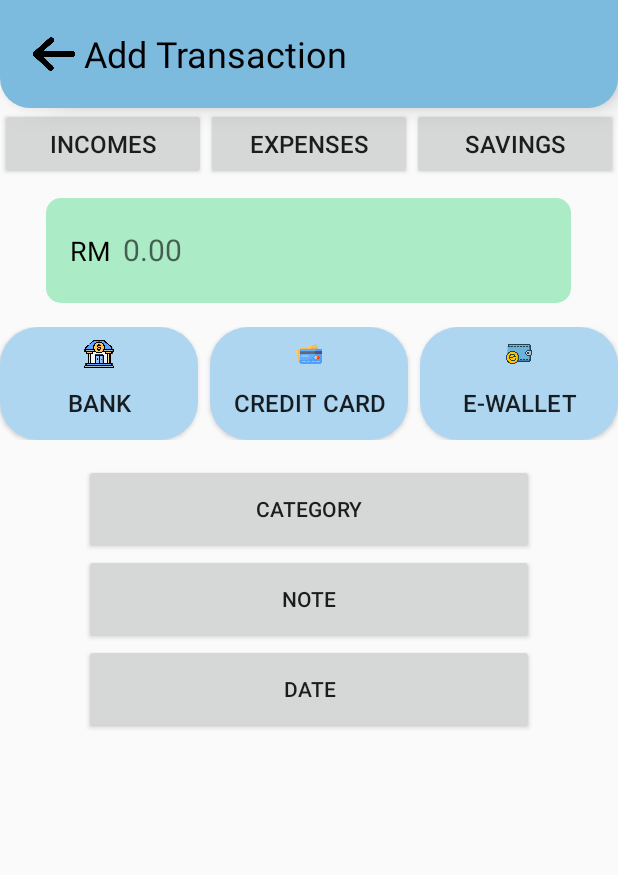
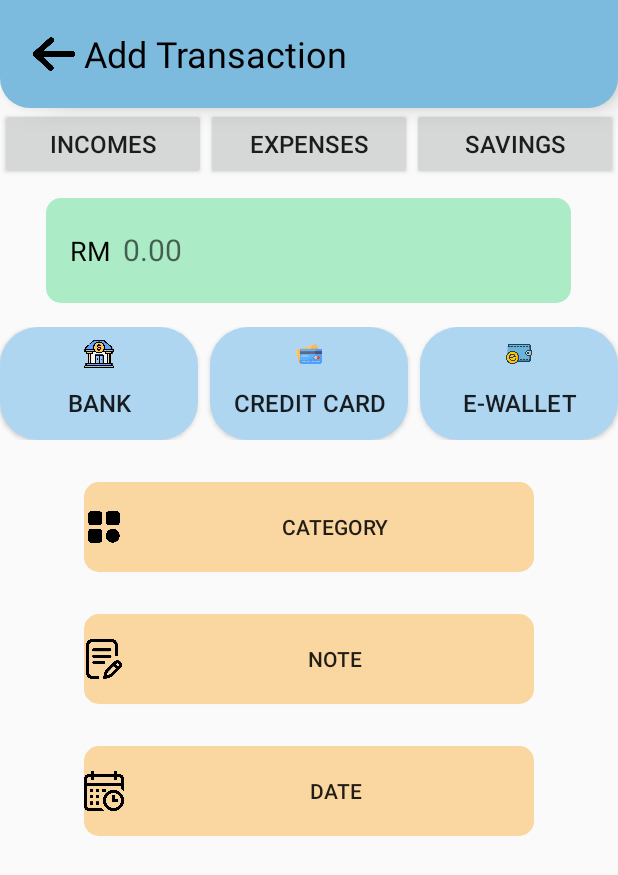
Before and after one commit to YungJKong/Finance_Budgeting_App, an Android app: the AddTransaction screen opened directly, with no data from a screen before it, on a phone screen of 412 x 824 dp. Shown: the top 875 px of the screen. Run offline under Robolectric (Android 15) with nearby library versions, the phone set to English and light mode, and no system bars.

Commit message:
add credit card page, some ui design

```diff
--- a/app/src/main/AndroidManifest.xml
+++ b/app/src/main/AndroidManifest.xml
@@ -9,6 +9,10 @@
         android:roundIcon="@mipmap/ic_launcher_round"
         android:supportsRtl="true"
         android:theme="@style/Theme.FinanceBudgetingApp" >
+
+        <activity
+            android:name=".CreditCard"
+            android:exported="false" />
         <activity
             android:name=".AddTransaction"
             android:exported="false" />
--- a/app/src/main/java/com/example/financebudgetingapp/AddTransaction.java
+++ b/app/src/main/java/com/example/financebudgetingapp/AddTransaction.java
@@ -25,10 +25,9 @@ import java.util.Calendar;
 public class AddTransaction extends AppCompatActivity {
     private Button addButton;
     private String enteredText = "Note";
-    private Button categoryButton;
+    private Button categoryButton, noteButton, dateButton;
     private Button btnIncomes, btnExpenses, btnSavings;
     private Button btnBank, btnCredit, btnEwallet;
-    private Button dateButton;
     private Calendar calendar;
     private ImageView btnBack;
     @Override
@@ -43,25 +42,39 @@ public class AddTransaction extends AppCompatActivity {
         btnCredit = findViewById(R.id.btnCredit);
         btnEwallet = findViewById(R.id.btnEwallet);
         btnBack = findViewById(R.id.btnBack);
+        categoryButton = findViewById(R.id.categoryButton);
+        noteButton = findViewById(R.id.noteButton);
+        dateButton = findViewById(R.id.dateButton);
 
         // Load the original drawable
         Drawable originalDrawable = getResources().getDrawable(R.drawable.bank);
         Drawable originalDrawable1 = getResources().getDrawable(R.drawable.credit_card);
         Drawable originalDrawable2 = getResources().getDrawable(R.drawable.wallet);
+        Drawable originalDrawable3 = getResources().getDrawable(R.drawable.calendar);
+        Drawable originalDrawable4 = getResources().getDrawable(R.drawable.categories);
+        Drawable originalDrawable5 = getResources().getDrawable(R.drawable.note);
 
     // Calculate the desired width and height for the resized drawable
         int desiredWidth = 30;  // Set your desired width in pixels
         int desiredHeight = 30; // Set your desired height in pixels
+        int desiredWidth1 = 40;
+        int desiredHeight1 = 40;
 
     // Resize the drawable
         Drawable resizedDrawable = resizeDrawable(originalDrawable, desiredWidth, desiredHeight);
         Drawable resizedDrawable1 = resizeDrawable(originalDrawable1, desiredWidth, desiredHeight);
         Drawable resizedDrawable2 = resizeDrawable(originalDrawable2, desiredWidth, desiredHeight);
+        Drawable resizedDrawable3 = resizeDrawable(originalDrawable3, desiredWidth1, desiredHeight1);
+        Drawable resizedDrawable4 = resizeDrawable(originalDrawable4, desiredWidth1, desiredHeight1);
+        Drawable resizedDrawable5 = resizeDrawable(originalDrawable5, desiredWidth1, desiredHeight1);
 
     // Set the resized drawable as the top drawable for the Button
         btnBank.setCompoundDrawablesWithIntrinsicBounds(null, resizedDrawable, null, null);
         btnCredit.setCompoundDrawablesWithIntrinsicBounds(null, resizedDrawable1, null, null);
         btnEwallet.setCompoundDrawablesWithIntrinsicBounds(null, resizedDrawable2, null, null);
+        categoryButton.setCompoundDrawablesWithIntrinsicBounds(resizedDrawable4, null, null, null);
+        dateButton.setCompoundDrawablesWithIntrinsicBounds(resizedDrawable3, null, null, null);
+        noteButton.setCompoundDrawablesWithIntrinsicBounds(resizedDrawable5, null, null, null);
 
         btnBack.setOnClickListener(new View.OnClickListener() {
             @Override
@@ -197,7 +210,7 @@ public class AddTransaction extends AppCompatActivity {
                     @Override
                     public void onClick(DialogInterface dialog, int which) {
                         enteredText = inputEditText.getText().toString();
-                        addButton.setText(enteredText);
+                        addButton.setText("Note: " + enteredText);
                     }
                 })
                 .setNegativeButton("Cancel", null);
--- /dev/null
+++ b/app/src/main/res/drawable/box3.xml
@@ -0,0 +1,8 @@
+<?xml version="1.0" encoding="utf-8"?>
+<shape xmlns:android="http://schemas.android.com/apk/res/android">
+    <solid android:color="#FAD7A0" /> <!-- Background color -->
+    <corners android:radius="10dp" /> <!-- Rounded corner radius -->
+    <size
+        android:width="180dp"
+        android:height="50dp" /> <!-- Custom height -->
+</shape>
--- a/app/src/main/res/layout/activity_add_transaction.xml
+++ b/app/src/main/res/layout/activity_add_transaction.xml
@@ -189,7 +189,13 @@
                 android:layout_width="300dp"
                 android:layout_height="60dp"
                 android:layout_gravity="center"
-                android:text="Category" />
+                android:text="Category"
+                android:background="@drawable/box3"
+                android:layout_marginTop="12dp"
+                android:layout_marginBottom="16dp"
+                android:drawableStart="@drawable/categories"
+                android:drawablePadding="8dp"
+                android:gravity="center"/>
 
         </LinearLayout>
 
@@ -210,7 +216,13 @@
                 android:layout_width="300dp"
                 android:layout_height="60dp"
                 android:layout_gravity="center"
-                android:text="Note" />
+                android:text="Note"
+                android:background="@drawable/box3"
+                android:layout_marginTop="12dp"
+                android:layout_marginBottom="16dp"
+                android:drawableStart="@drawable/note"
+                android:drawablePadding="8dp"
+                android:gravity="center"/>
 
         </LinearLayout>
 
@@ -231,7 +243,13 @@
                 android:layout_width="300dp"
                 android:layout_height="60dp"
                 android:layout_gravity="center"
-                android:text="Date" />
+                android:text="Date"
+                android:background="@drawable/box3"
+                android:layout_marginTop="12dp"
+                android:layout_marginBottom="16dp"
+                android:drawableStart="@drawable/calendar"
+                android:drawablePadding="8dp"
+                android:gravity="center"/>
 
         </LinearLayout>
 
--- a/app/src/main/res/layout/activity_main.xml
+++ b/app/src/main/res/layout/activity_main.xml
@@ -82,6 +82,8 @@
                 android:layout_marginTop="30dp"
                 android:background="@drawable/box"
                 android:elevation="20dp"
+                android:clickable="true"
+                android:focusable="true"
                 app:layout_constraintEnd_toEndOf="parent"
                 app:layout_constraintHorizontal_bias="0.5"
                 app:layout_constraintStart_toStartOf="parent"
```
Also changed, not shown: app/src/main/java/com/example/financebudgetingapp/CreditCard.java (added, +28 -0 lines), app/src/main/java/com/example/financebudgetingapp/MainActivity.java (+14 -1 lines), app/src/main/res/layout/activity_credit_card.xml (added, +171 -0 lines), app/src/main/res/layout/activity_transaction.xml (+20 -0 lines), app/src/main/res/drawable-v24/calendar.png (added), app/src/main/res/drawable-v24/categories.png (added), app/src/main/res/drawable-v24/creditcard1.png (added), app/src/main/res/drawable-v24/creditcard2.png (added), app/src/main/res/drawable-v24/creditcard3.png (added), app/src/main/res/drawable-v24/note.png (added).
